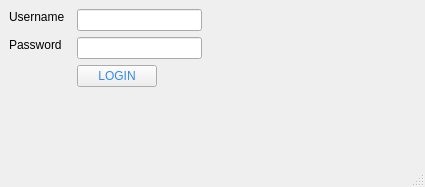
This is login_window.ui in tapish13031997/OVV as Qt 5 draws it before an edit. The edited form follows.
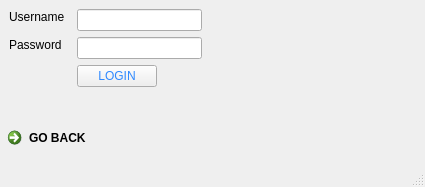
This is the edited form.

What changed in the file:
```diff
--- a/login_window.ui
+++ b/login_window.ui
@@ -91,6 +91,19 @@
      <bool>false</bool>
     </property>
    </widget>
+   <widget class="QCommandLinkButton" name="commandLinkButton">
+    <property name="geometry">
+     <rect>
+      <x>0</x>
+      <y>120</y>
+      <width>174</width>
+      <height>41</height>
+     </rect>
+    </property>
+    <property name="text">
+     <string>GO BACK</string>
+    </property>
+   </widget>
   </widget>
   <widget class="QStatusBar" name="statusbar"/>
  </widget>
```
